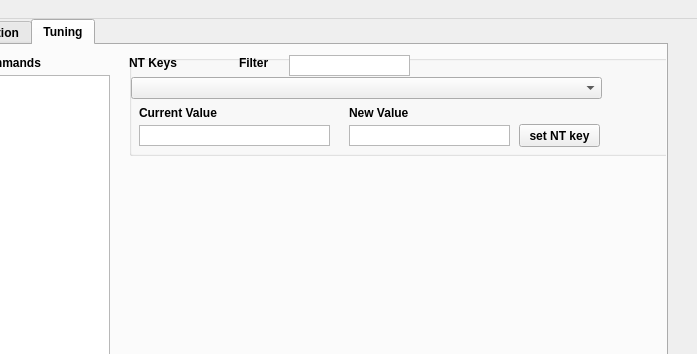
Old version of the form gui/layout_2026.ui in the repository aesatchien/FRC2429_2026; both pictures show x 783 to 1480 and y 0 to 354 of the 1480 by 722 pixel window.
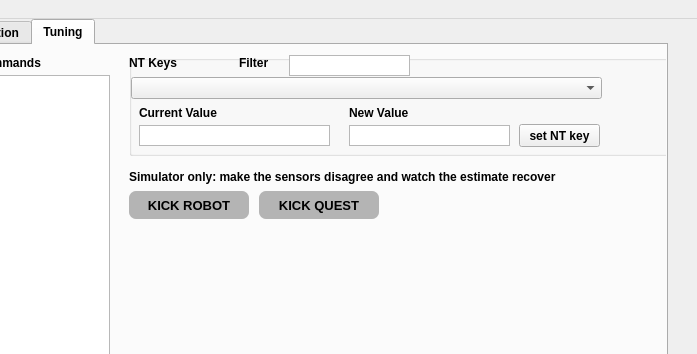
New version of the form. The open tabs and pages were chosen to show the change. Icons and pictures are not drawn. Custom widgets are drawn as their Qt base class.

Commit message:
gui: KICK ROBOT / KICK QUEST buttons on the Tuning tab
Clickable buttons for comp_system_core's sim-only SimKickRobot and SimKickQuest commands
(SimConstants.k_kick), added through COMMAND_LIST like the other command indicators.  They
were already reachable from the Tuning tab's Run Commands list.  Against a real robot, or
comp_bot, the commands are not published and a click only logs that the topic has no value.

Checked by loading the dashboard offscreen: both widgets bind to their command topics and
the Tuning tab lays out without overlap.  Not clicked against a running sim.

Diff of the .ui file:
```diff
--- a/gui/layout_2026.ui
+++ b/gui/layout_2026.ui
@@ -2318,6 +2318,81 @@
        </rect>
       </property>
      </widget>
+     <widget class="QLabel" name="label_sim_kick">
+      <property name="geometry">
+       <rect>
+        <x>190</x>
+        <y>124</y>
+        <width>540</width>
+        <height>16</height>
+       </rect>
+      </property>
+      <property name="text">
+       <string>Simulator only: make the sensors disagree and watch the estimate recover</string>
+      </property>
+     </widget>
+     <widget class="ClickableQLabel" name="qlabel_sim_kick_robot_indicator">
+      <property name="geometry">
+       <rect>
+        <x>190</x>
+        <y>146</y>
+        <width>120</width>
+        <height>28</height>
+       </rect>
+      </property>
+      <property name="font">
+       <font>
+        <family>MS Shell Dlg 2</family>
+        <pointsize>10</pointsize>
+        <bold>true</bold>
+       </font>
+      </property>
+      <property name="toolTip">
+       <string>Simulator only (SimConstants.k_kick in comp_system_core)</string>
+      </property>
+      <property name="styleSheet">
+       <string notr="true">border: 7px;
+border-radius: 7px;
+background-color:rgb(180,180,180);</string>
+      </property>
+      <property name="text">
+       <string>KICK ROBOT</string>
+      </property>
+      <property name="alignment">
+       <set>Qt::AlignCenter</set>
+      </property>
+     </widget>
+     <widget class="ClickableQLabel" name="qlabel_sim_kick_quest_indicator">
+      <property name="geometry">
+       <rect>
+        <x>320</x>
+        <y>146</y>
+        <width>120</width>
+        <height>28</height>
+       </rect>
+      </property>
+      <property name="font">
+       <font>
+        <family>MS Shell Dlg 2</family>
+        <pointsize>10</pointsize>
+        <bold>true</bold>
+       </font>
+      </property>
+      <property name="toolTip">
+       <string>Simulator only (SimConstants.k_kick in comp_system_core)</string>
+      </property>
+      <property name="styleSheet">
+       <string notr="true">border: 7px;
+border-radius: 7px;
+background-color:rgb(180,180,180);</string>
+      </property>
+      <property name="text">
+       <string>KICK QUEST</string>
+      </property>
+      <property name="alignment">
+       <set>Qt::AlignCenter</set>
+      </property>
+     </widget>
      <widget class="QGroupBox" name="groupBox_5">
       <property name="geometry">
        <rect>
```
The commit also changes 1 other file.
